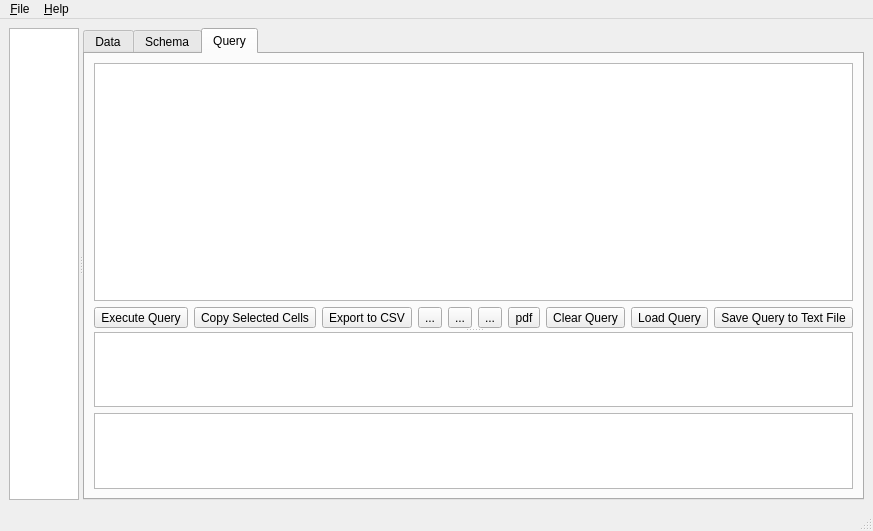
The window that MainWindow.ui (khomchenkovaa/QtSqlView) describes before a commit, drawn with Qt 5.
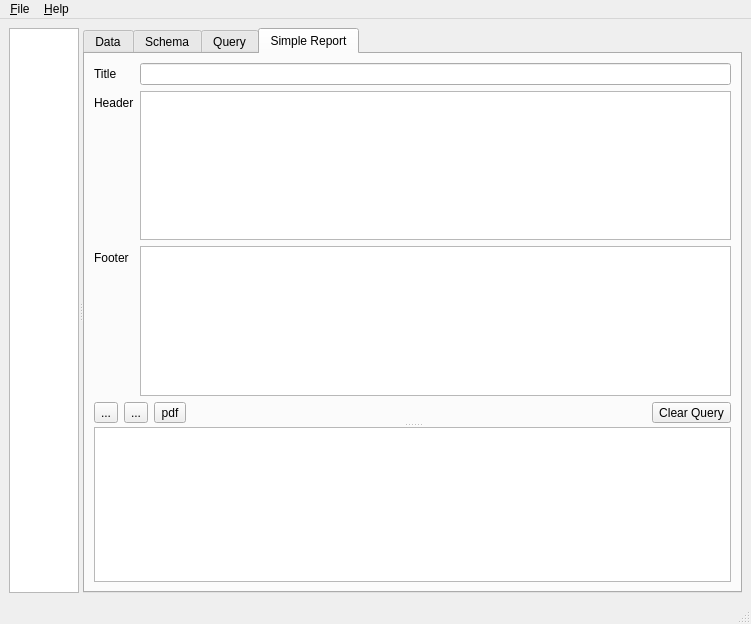
The same window after the commit. The open tabs and pages were chosen to show the change. Icons and pictures are not drawn.

Commit message: [ADD] Simple report tab

Patch:
```diff
--- a/MainWindow.ui
+++ b/MainWindow.ui
@@ -8,7 +8,7 @@
     <x>0</x>
     <y>0</y>
     <width>690</width>
-    <height>531</height>
+    <height>624</height>
    </rect>
   </property>
   <property name="windowTitle">
@@ -19,7 +19,7 @@
     <normaloff>:/img/table.png</normaloff>:/img/table.png</iconset>
   </property>
   <widget class="QWidget" name="centralwidget">
-   <layout class="QHBoxLayout">
+   <layout class="QVBoxLayout" name="verticalLayout_2">
     <property name="spacing">
      <number>6</number>
     </property>
@@ -295,7 +295,7 @@
             </property>
             <layout class="QVBoxLayout">
              <property name="spacing">
-              <number>6</number>
+              <number>2</number>
              </property>
              <property name="leftMargin">
               <number>0</number>
@@ -386,34 +386,6 @@
                  </property>
                 </widget>
                </item>
-               <item>
-                <widget class="QToolButton" name="setReportPropertiesButton">
-                 <property name="text">
-                  <string>...</string>
-                 </property>
-                 <property name="icon">
-                  <iconset theme="document-properties"/>
-                 </property>
-                </widget>
-               </item>
-               <item>
-                <widget class="QToolButton" name="printButton">
-                 <property name="text">
-                  <string>...</string>
-                 </property>
-                 <property name="icon">
-                  <iconset theme="printer">
-                   <normaloff>.</normaloff>.</iconset>
-                 </property>
-                </widget>
-               </item>
-               <item>
-                <widget class="QToolButton" name="toPdfButton">
-                 <property name="text">
-                  <string>pdf</string>
-                 </property>
-                </widget>
-               </item>
                <item>
                 <spacer>
                  <property name="orientation">
@@ -461,7 +433,7 @@
                   <string>Save Query to Text File</string>
                  </property>
                  <property name="text">
-                  <string>Save Query to Text File</string>
+                  <string>Save Query</string>
                  </property>
                  <property name="icon">
                   <iconset theme="document-save">
@@ -522,6 +494,138 @@
          </item>
         </layout>
        </widget>
+       <widget class="QWidget" name="tabSimpleReport">
+        <attribute name="icon">
+         <iconset theme="printer">
+          <normaloff>.</normaloff>.</iconset>
+        </attribute>
+        <attribute name="title">
+         <string>Simple Report</string>
+        </attribute>
+        <layout class="QHBoxLayout" name="horizontalLayout_2">
+         <item>
+          <widget class="QSplitter" name="splitter_3">
+           <property name="orientation">
+            <enum>Qt::Vertical</enum>
+           </property>
+           <widget class="QWidget" name="layoutWidget">
+            <layout class="QVBoxLayout" name="verticalLayout">
+             <item>
+              <layout class="QFormLayout" name="formSimpleReport">
+               <item row="0" column="0">
+                <widget class="QLabel" name="lblTitle">
+                 <property name="text">
+                  <string>Title</string>
+                 </property>
+                </widget>
+               </item>
+               <item row="0" column="1">
+                <widget class="QLineEdit" name="editSrTitle"/>
+               </item>
+               <item row="1" column="0">
+                <widget class="QLabel" name="lblHeader">
+                 <property name="text">
+                  <string>Header</string>
+                 </property>
+                </widget>
+               </item>
+               <item row="1" column="1">
+                <widget class="QTextEdit" name="textSrHeader"/>
+               </item>
+               <item row="2" column="0">
+                <widget class="QLabel" name="lblFooter">
+                 <property name="text">
+                  <string>Footer</string>
+                 </property>
+                </widget>
+               </item>
+               <item row="2" column="1">
+                <widget class="QTextEdit" name="textSrFooter"/>
+               </item>
+              </layout>
+             </item>
+             <item>
+              <layout class="QHBoxLayout" name="horizontalLayout">
+               <item>
+                <widget class="QToolButton" name="setTblHeadersButton">
+                 <property name="toolTip">
+                  <string>Set Table Headers</string>
+                 </property>
+                 <property name="text">
+                  <string>...</string>
+                 </property>
+                 <property name="icon">
+                  <iconset theme="insert-text"/>
+                 </property>
+                </widget>
+               </item>
+               <item>
+                <widget class="QToolButton" name="printReportButton">
+                 <property name="toolTip">
+                  <string>Print Report</string>
+                 </property>
+                 <property name="text">
+                  <string>...</string>
+                 </property>
+                 <property name="icon">
+                  <iconset theme="printer">
+                   <normaloff>.</normaloff>.</iconset>
+                 </property>
+                </widget>
+               </item>
+               <item>
+                <widget class="QToolButton" name="exportToPdfButton">
+                 <property name="toolTip">
+                  <string>Export Report to PDF</string>
+                 </property>
+                 <property name="text">
+                  <string>pdf</string>
+                 </property>
+                </widget>
+               </item>
+               <item>
+                <spacer name="horizontalSpacer">
+                 <property name="orientation">
+                  <enum>Qt::Horizontal</enum>
+                 </property>
+                 <property name="sizeHint" stdset="0">
+                  <size>
+                   <width>40</width>
+                   <height>1</height>
+                  </size>
+                 </property>
+                </spacer>
+               </item>
+               <item>
+                <widget class="QToolButton" name="clearSrPropertiesButton">
+                 <property name="toolTip">
+                  <string>Clear Query</string>
+                 </property>
+                 <property name="text">
+                  <string>Clear Query</string>
+                 </property>
+                 <property name="icon">
+                  <iconset theme="edit-clear">
+                   <normaloff>.</normaloff>.</iconset>
+                 </property>
+                </widget>
+               </item>
+              </layout>
+             </item>
+            </layout>
+           </widget>
+           <widget class="QTableView" name="querySrTable">
+            <property name="alternatingRowColors">
+             <bool>true</bool>
+            </property>
+            <property name="selectionMode">
+             <enum>QAbstractItemView::ContiguousSelection</enum>
+            </property>
+           </widget>
+          </widget>
+         </item>
+        </layout>
+       </widget>
       </widget>
      </widget>
     </item>
```
Left out of the diff: 10 changed lines with no effect on the pictures. The commit also changes 7 other files.
